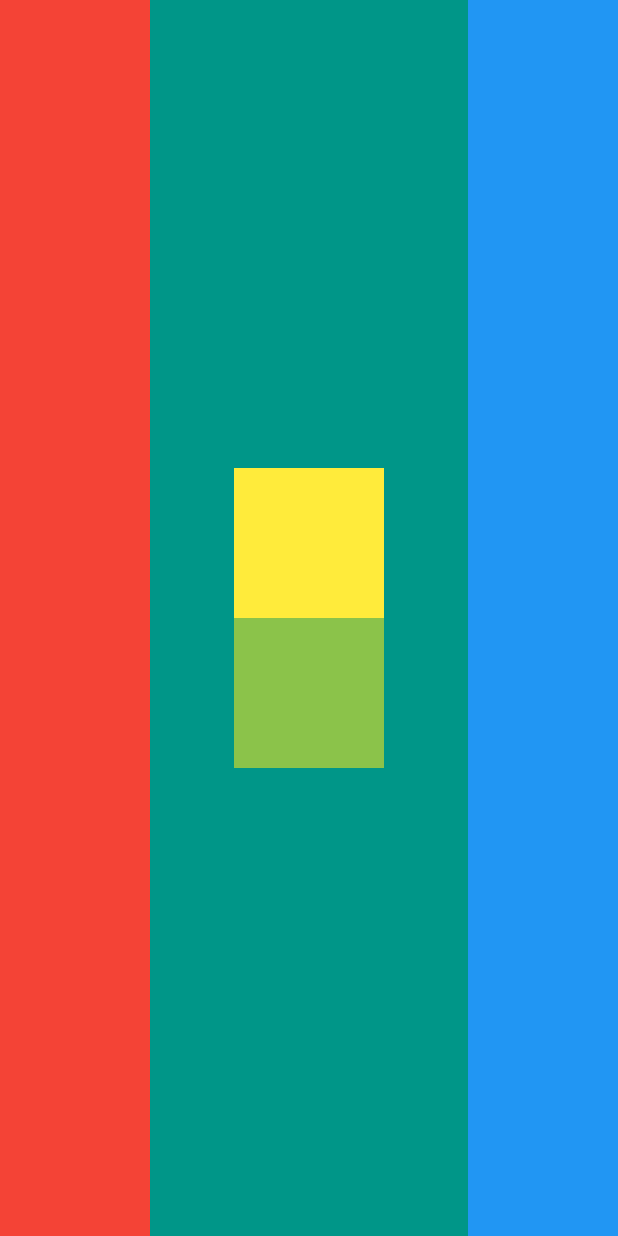
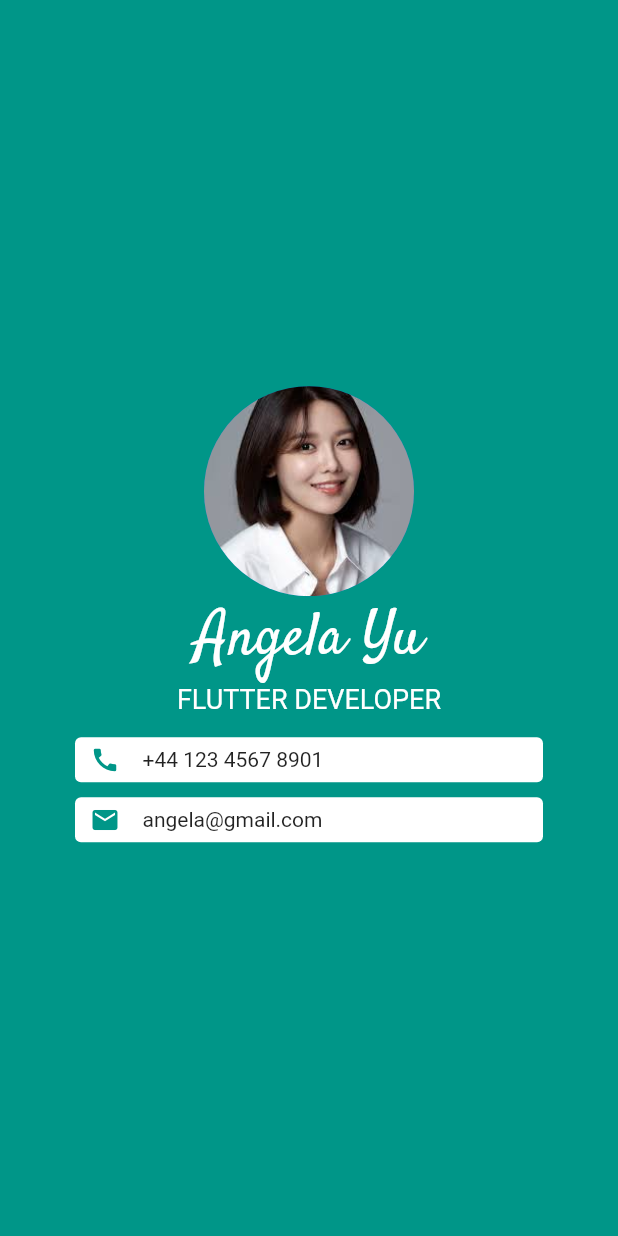
Before and after one commit to kokuraxc/flutter_assignment, a Flutter app: the screen it shows after launch, on a phone screen of 412 x 824 dp. Run offline on Flutter 3.47's test engine with Material 2 defaults, Android fonts, the phone set to English and light mode, and no system bars; our stand-ins replace random_string.

Commit message:
MiCard with custom font, circle avatar, rounded corners, etc

```diff
--- a/lib/main.dart
+++ b/lib/main.dart
@@ -1,4 +1,5 @@
 import 'package:flutter/material.dart';
+import 'package:flutter/widgets.dart';
 
 void main() => runApp(MyApp());
 
@@ -9,31 +10,79 @@ class MyApp extends StatelessWidget {
       home: Scaffold(
         backgroundColor: Colors.teal,
         body: SafeArea(
-          child: Row(
-            mainAxisAlignment: MainAxisAlignment.spaceBetween,
+          child: Column(
+            mainAxisAlignment: MainAxisAlignment.center,
             children: <Widget>[
-              Container(
-                width: 100.0,
-                color: Colors.red,
+              CircleAvatar(
+                radius: 70,
+                backgroundImage: AssetImage('images/profile_pic.jpg'),
               ),
-              Column(
-                mainAxisAlignment: MainAxisAlignment.center,
-                children: <Widget>[
-                  Container(
-                    width: 100.0,
-                    height: 100.0,
-                    color: Colors.yellow,
-                  ),
-                  Container(
-                    width: 100.0,
-                    height: 100.0,
-                    color: Colors.lightGreen,
-                  ),
-                ],
+              Text(
+                'Angela Yu',
+                style: TextStyle(
+                  fontSize: 40,
+                  color: Colors.white,
+                  fontFamily: 'Satisfy',
+                ),
+              ),
+              Text(
+                'FLUTTER DEVELOPER',
+                style: TextStyle(
+                  fontSize: 18,
+                  color: Colors.white,
+                ),
               ),
               Container(
-                width: 100.0,
-                color: Colors.blue,
+                margin: EdgeInsets.fromLTRB(50, 15, 50, 5),
+                padding: EdgeInsets.only(left: 10),
+                // color: Colors.white,
+                height: 30,
+                decoration: BoxDecoration(
+                  color: Colors.white,
+                  borderRadius: BorderRadius.all(
+                    Radius.circular(4.0),
+                  ),
+                ),
+                child: Row(
+                  // mainAxisAlignment: MainAxisAlignment.center,
+                  children: <Widget>[
+                    Icon(
+                      Icons.call,
+                      color: Colors.teal,
+                      size: 20,
+                    ),
+                    SizedBox(
+                      width: 15,
+                    ),
+                    Text('+44 123 4567 8901'),
+                  ],
+                ),
+              ),
+              Container(
+                margin: EdgeInsets.fromLTRB(50, 5, 50, 5),
+                padding: EdgeInsets.only(left: 10),
+                // color: Colors.white,
+                height: 30,
+                decoration: BoxDecoration(
+                  color: Colors.white,
+                  borderRadius: BorderRadius.all(
+                    Radius.circular(4.0),
+                  ),
+                ),
+                child: Row(
+                  // mainAxisAlignment: MainAxisAlignment.center,
+                  children: <Widget>[
+                    Icon(
+                      Icons.email,
+                      color: Colors.teal,
+                      size: 20,
+                    ),
+                    SizedBox(
+                      width: 15,
+                    ),
+                    Text('angela@gmail.com'),
+                  ],
+                ),
               ),
             ],
           ),
```
Also changed, not shown: pubspec.yaml (+5 -2 lines), fonts/Satisfy-Regular.ttf (added), images/MiCard-prototype.png (added), images/MiCard-result.png (added), images/profile_pic.jpg (added), 1 other file.
